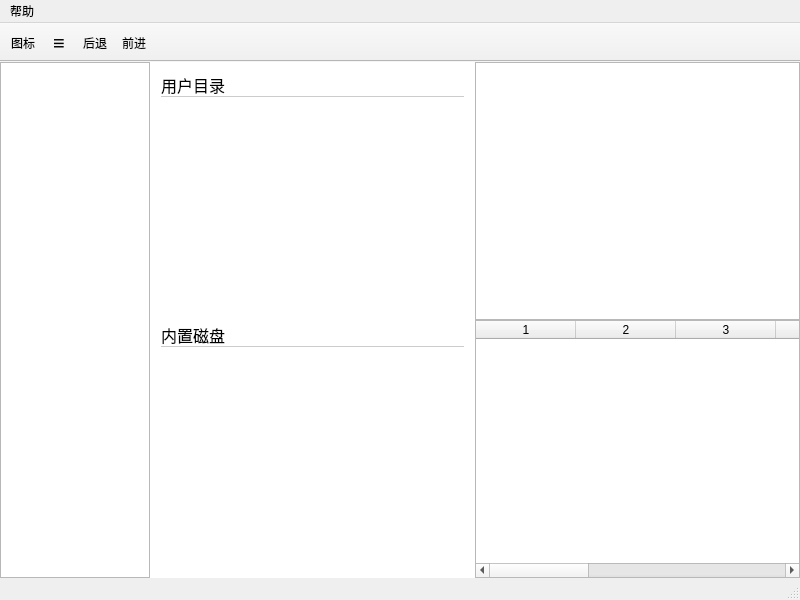
First picture: the form in mainwindow.ui, repository sonichy/HTYFileManager, before the edit.
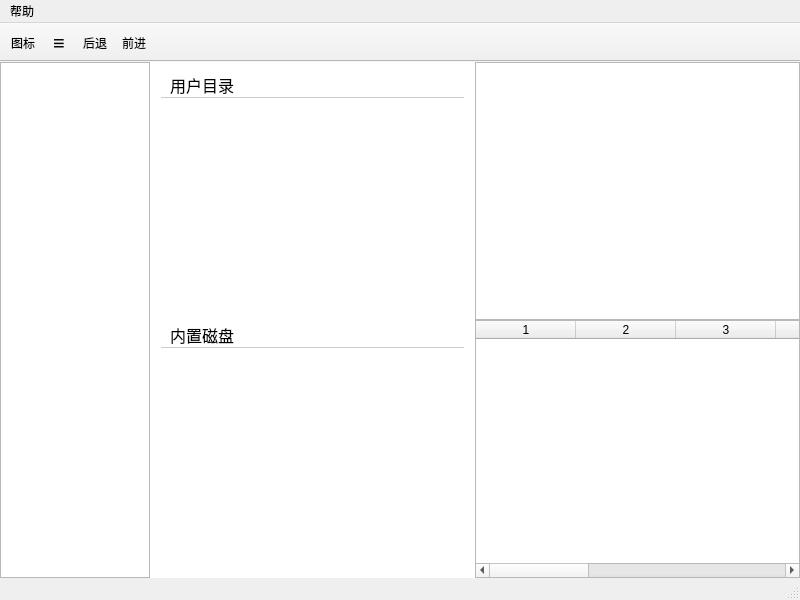
Second picture: the form after the edit. Icons and pictures are not drawn.

What changed in the file:
```diff
--- a/mainwindow.ui
+++ b/mainwindow.ui
@@ -84,7 +84,8 @@
             </font>
            </property>
            <property name="styleSheet">
-            <string notr="true">border-bottom:1px solid #cccccc;</string>
+            <string notr="true">border-bottom:1px solid #cccccc;
+padding-left:5px;</string>
            </property>
            <property name="text">
             <string>用户目录</string>
@@ -130,7 +131,8 @@
             </font>
            </property>
            <property name="styleSheet">
-            <string notr="true">border-bottom:1px solid #cccccc;</string>
+            <string notr="true">border-bottom:1px solid #cccccc;
+padding-left:5px;</string>
            </property>
            <property name="text">
             <string>内置磁盘</string>
@@ -155,7 +157,7 @@
             <enum>QListView::Adjust</enum>
            </property>
            <property name="spacing">
-            <number>50</number>
+            <number>10</number>
            </property>
            <property name="gridSize">
             <size>
```
Left out of the diff: 14 changed lines with no effect on the pictures.
